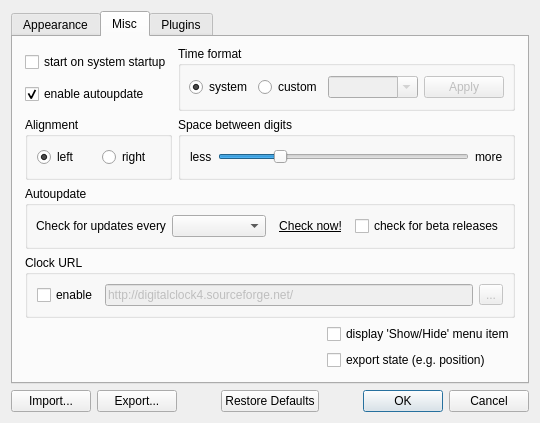
This is digital_clock/gui/settings_dialog.ui in Kolcha/DigitalClock4 as Qt 5 draws it before an edit. The edited form follows.
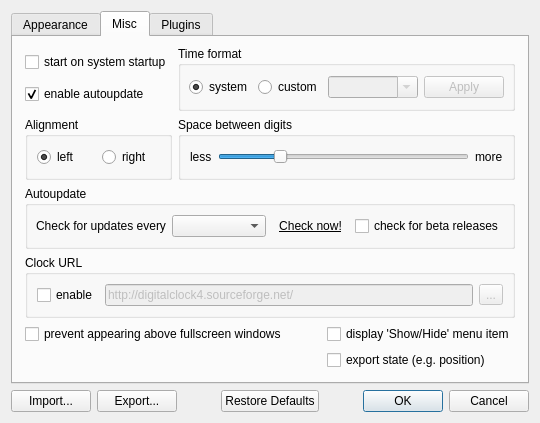
This is the edited form. The open tabs and pages were chosen to show the change. Icons and pictures are not drawn. Custom widgets are drawn as their Qt base class.

Commit message:
win: fullscreen detect + linux/mac: show on all workspaces
branch : experimental

```diff
--- a/digital_clock/gui/settings_dialog.ui
+++ b/digital_clock/gui/settings_dialog.ui
@@ -799,6 +799,13 @@
          </layout>
         </widget>
        </item>
+       <item row="4" column="0" colspan="2">
+        <widget class="QCheckBox" name="fullscreen_detect">
+         <property name="text">
+          <string>prevent appearing above fullscreen windows</string>
+         </property>
+        </widget>
+       </item>
        <item row="4" column="2">
         <widget class="QCheckBox" name="show_hide_enable">
          <property name="text">
```
The commit also changes 10 other files.
